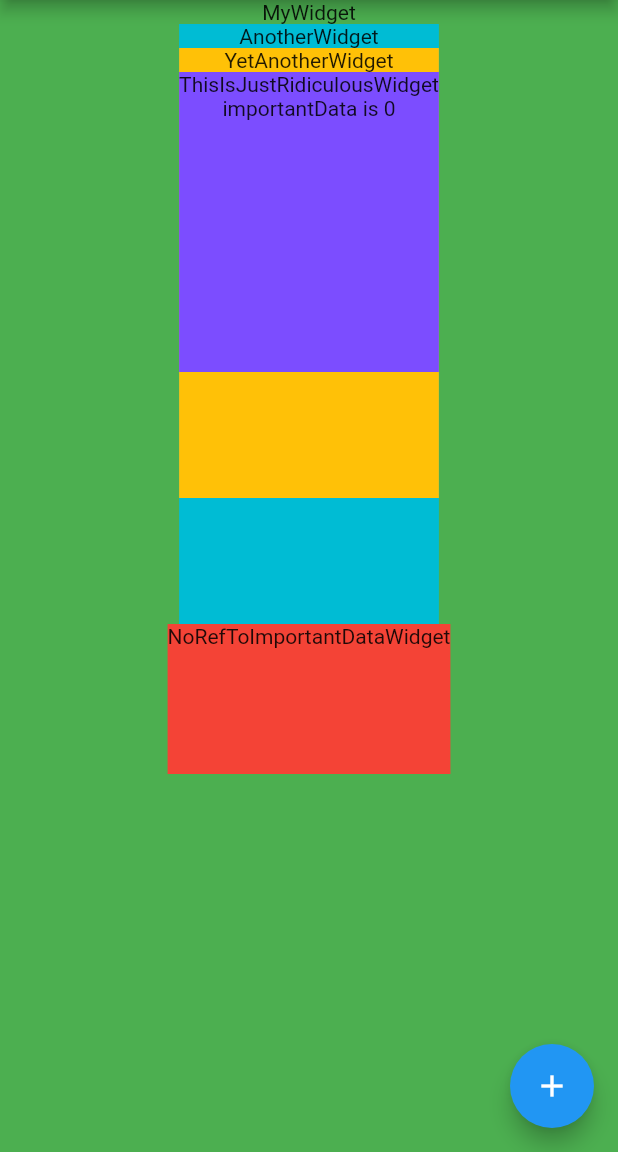
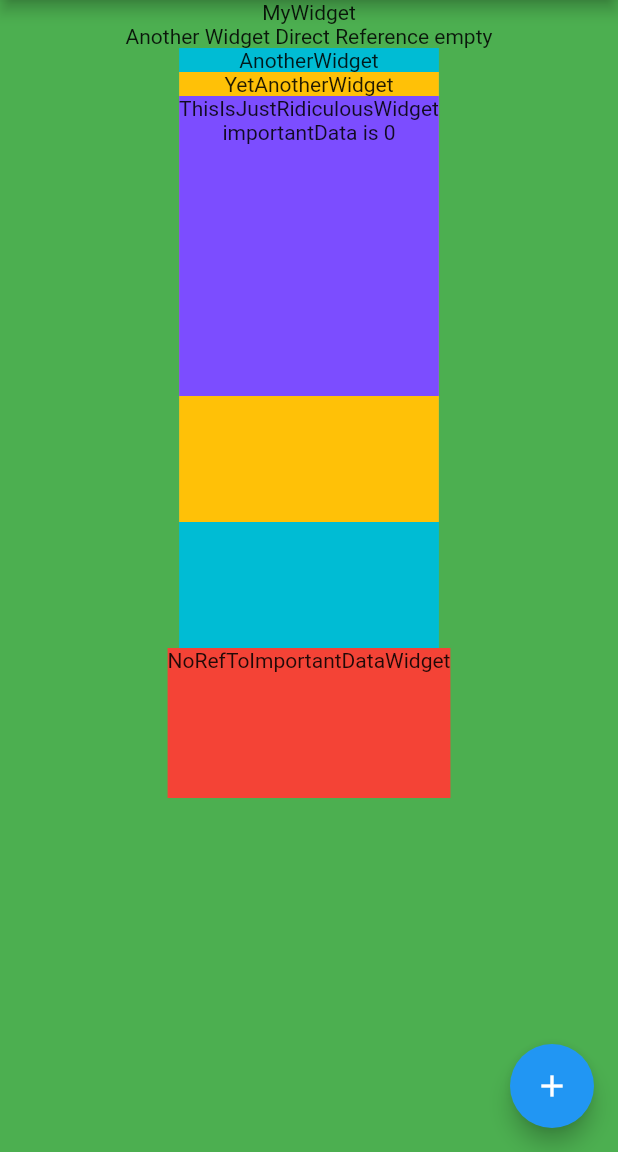
Before and after one commit to AwaseFlutter/inherited_widget_sample, a Flutter app: the screen it shows after launch, on a phone screen of 412 x 824 dp, the part 84-1236 px from its top. Run offline on Flutter 3.47's test engine with Material 2 defaults, Android fonts, the phone set to English and light mode, and no system bars.

Commit message:
add direct child widget

```diff
--- a/lib/another_widget.dart
+++ b/lib/another_widget.dart
@@ -10,10 +10,10 @@ class AnotherWidget extends StatefulWidget {
         super(key: key);
 
   @override
-  _AnotherWidgetState createState() => _AnotherWidgetState();
+  AnotherWidgetState createState() => AnotherWidgetState();
 }
 
-class _AnotherWidgetState extends State<AnotherWidget> {
+class AnotherWidgetState extends State<AnotherWidget> {
   ImportantData get _importantData => widget.importantData;
 
   @override
--- a/lib/my_widget.dart
+++ b/lib/my_widget.dart
@@ -14,6 +14,7 @@ class MyWidget extends StatefulWidget {
 
 class _MyWidgetState extends State<MyWidget> {
   ImportantData importantData = ImportantData();
+  GlobalKey<AnotherWidgetState> anotherWidgetStateGlobalKey = GlobalKey();
 
   _doImportantThings() {
     setState(() {
@@ -30,7 +31,10 @@ class _MyWidgetState extends State<MyWidget> {
         child: Column(
           children: <Widget>[
             Text("MyWidget"),
-            AnotherWidget(importantData: importantData),
+            Text(
+                "Another Widget Direct Reference ${anotherWidgetStateGlobalKey.currentState?.widget?.importantData?.count ?? "empty"}"),
+            AnotherWidget(
+                key: anotherWidgetStateGlobalKey, importantData: importantData),
             NoRefToImportantDataWidget()
           ],
         ),
```
